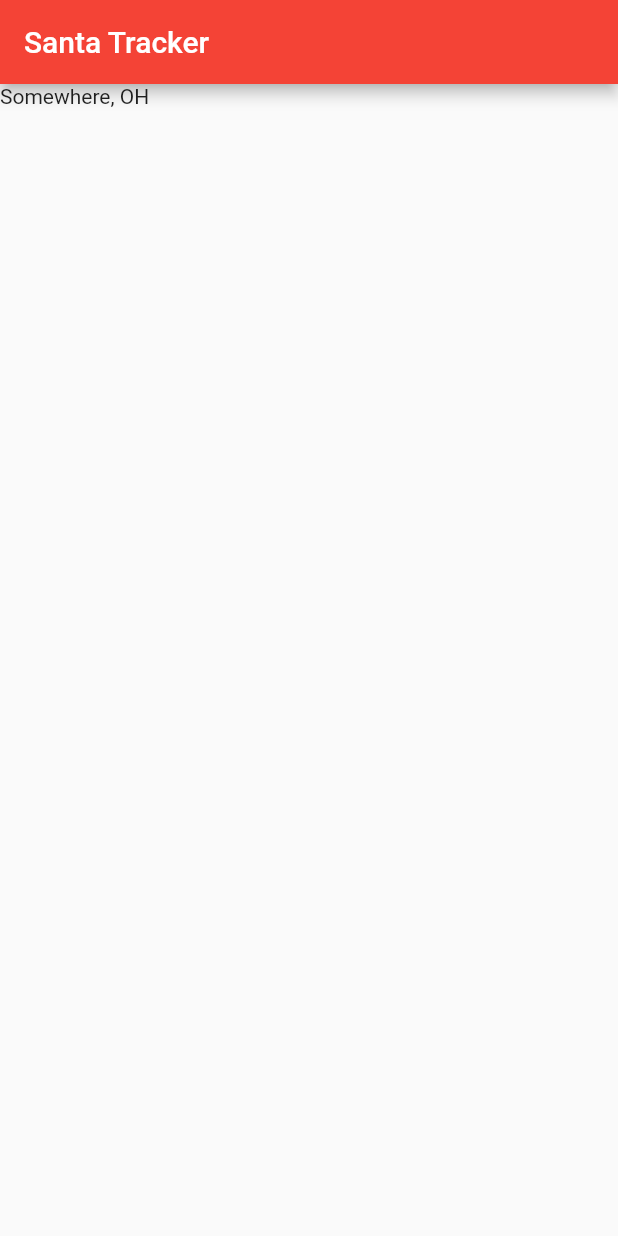
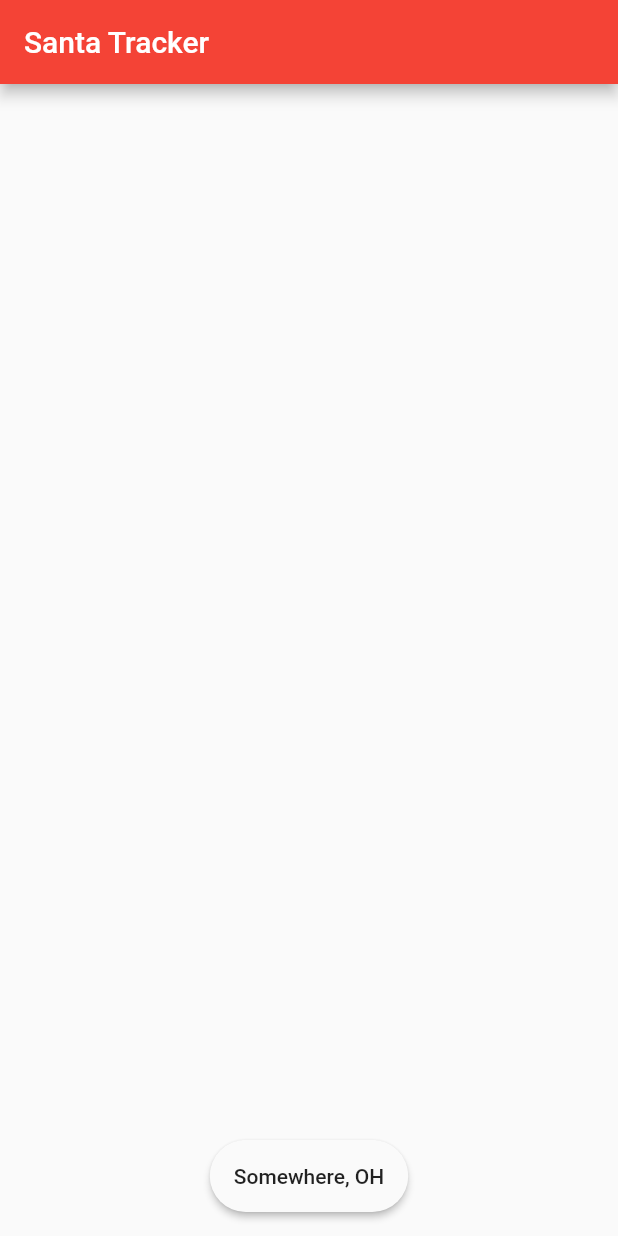
Before and after one commit to patrickhammond/FlutterSantaTracker2018, a Flutter app: the screen it shows after launch, on a phone screen of 412 x 824 dp. Run offline on Flutter 3.47's test engine with Material 2 defaults, Android fonts, the phone set to English and light mode, and no system bars.

Commit message:
Styling the city

```diff
--- a/lib/main.dart
+++ b/lib/main.dart
@@ -24,12 +24,28 @@ class MyHomePage extends StatelessWidget {
   @override
   Widget build(BuildContext context) {
     return Scaffold(
-      appBar: AppBar(
-        title: Text(title),
-      ),
-      body: Text(
-        'Somewhere, OH',
-      ),
-    );
+        appBar: AppBar(
+          title: Text(title),
+        ),
+        body: Align(
+          child: Padding(
+            child: Material(
+              child: SizedBox(
+                  height: 48.0,
+                  child: Padding(
+                    padding: EdgeInsets.all(16.0),
+                    child: Text("Somewhere, OH",
+                        style: Theme.of(context).textTheme.body2),
+                  )),
+              elevation: 2.0,
+              shape: RoundedRectangleBorder(
+                  borderRadius: BorderRadiusDirectional.horizontal(
+                      start: Radius.circular(24.0),
+                      end: Radius.circular(24.0))),
+            ),
+            padding: EdgeInsets.only(bottom: 16.0),
+          ),
+          alignment: Alignment.bottomCenter,
+        ));
   }
 }
```
